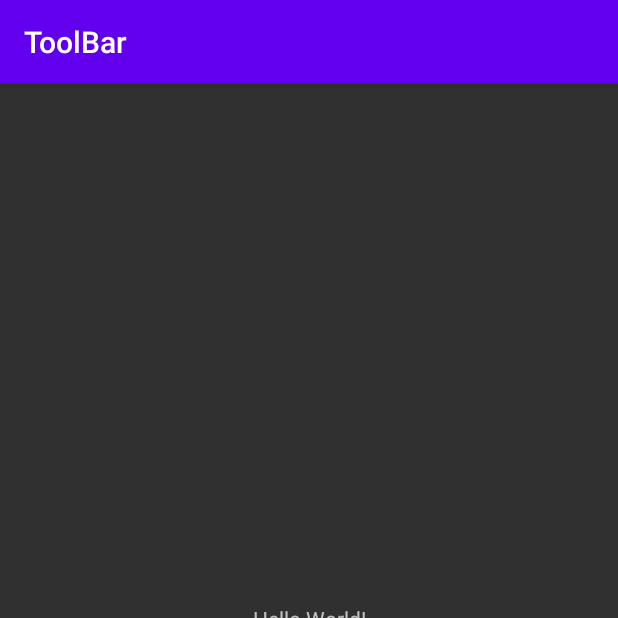
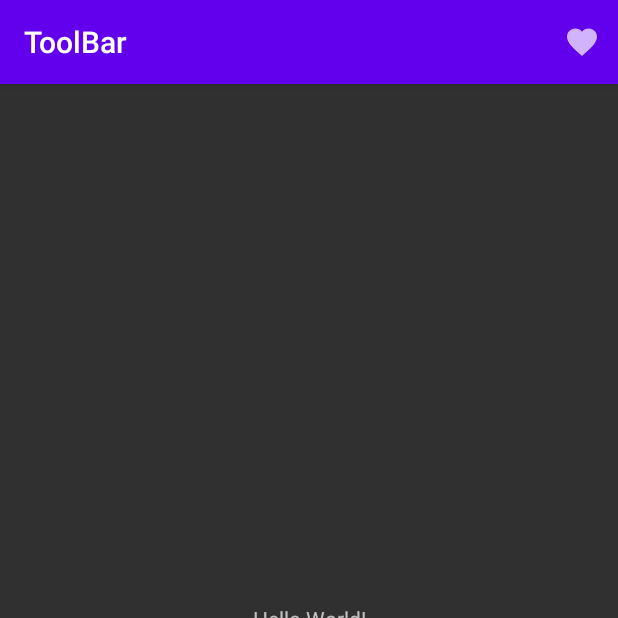
Before and after one commit to Hiba72/Implementation-of-App-bars, an Android app: the screen it shows after launch (MainActivity), on a phone screen of 412 x 824 dp, the top half of it. Run offline under Robolectric (Android 15) with nearby library versions, the phone set to English and light mode, and no system bars.

Commit message:
Menu added

```diff
--- a/app/src/main/java/com/example/appbars/MainActivity.java
+++ b/app/src/main/java/com/example/appbars/MainActivity.java
@@ -2,12 +2,22 @@ package com.example.appbars;
 
 import androidx.appcompat.app.AppCompatActivity;
 import android.os.Bundle;
+import android.view.Menu;
 
+import androidx.appcompat.widget.Toolbar;
 public class MainActivity extends AppCompatActivity {
+
 
     @Override
     protected void onCreate(Bundle savedInstanceState) {
         super.onCreate(savedInstanceState);
         setContentView(R.layout.activity_main);
+        Toolbar toolbar = findViewById(R.id.toolBar);
+        setSupportActionBar(toolbar);
+    }
+    @Override
+    public boolean onCreateOptionsMenu(Menu menu){
+       getMenuInflater().inflate(R.menu.menu,menu);
+       return true;
     }
 }
--- /dev/null
+++ b/app/src/main/res/drawable/ic_baseline_favorite_24.xml
@@ -0,0 +1,10 @@
+<vector xmlns:android="http://schemas.android.com/apk/res/android"
+    android:width="24dp"
+    android:height="24dp"
+    android:viewportWidth="24"
+    android:viewportHeight="24"
+    android:tint="?attr/colorControlNormal">
+  <path
+      android:fillColor="@android:color/white"
+      android:pathData="M12,21.35l-1.45,-1.32C5.4,15.36 2,12.28 2,8.5 2,5.42 4.42,3 7.5,3c1.74,0 3.41,0.81 4.5,2.09C13.09,3.81 14.76,3 16.5,3 19.58,3 22,5.42 22,8.5c0,3.78 -3.4,6.86 -8.55,11.54L12,21.35z"/>
+</vector>
--- a/app/src/main/res/layout/activity_main.xml
+++ b/app/src/main/res/layout/activity_main.xml
@@ -6,7 +6,7 @@
     android:layout_height="match_parent"
     tools:context=".MainActivity">
 
-    <include
+   <include
         android:id="@+id/toolBar"
         layout="@layout/toolbar"
         app:layout_constraintEnd_toEndOf="parent"
--- a/app/src/main/res/layout/toolbar.xml
+++ b/app/src/main/res/layout/toolbar.xml
@@ -1,6 +1,7 @@
 <?xml version="1.0" encoding="utf-8"?>
 <androidx.appcompat.widget.Toolbar xmlns:android="http://schemas.android.com/apk/res/android"
     xmlns:app="http://schemas.android.com/apk/res-auto"
+    android:id="@+id/toolBar"
     android:layout_width="match_parent"
     android:layout_height="wrap_content"
     android:background="@color/design_default_color_primary"
--- /dev/null
+++ b/app/src/main/res/menu/menu.xml
@@ -0,0 +1,13 @@
+<?xml version="1.0" encoding="utf-8"?>
+<menu xmlns:android="http://schemas.android.com/apk/res/android"
+xmlns:app="http://schemas.android.com/apk/res-auto">
+
+    <item
+        android:id="@+id/action_favorite"
+        android:title="@string/action_favourite"
+        android:icon="@drawable/ic_baseline_favorite_24"
+        app:showAsAction="ifRoom"
+        ></item>
+
+
+</menu>
--- a/app/src/main/res/values/strings.xml
+++ b/app/src/main/res/values/strings.xml
@@ -1,3 +1,4 @@
 <resources>
     <string name="app_name">AppBars</string>
+    <string name="action_favourite">action_favourite</string>
 </resources>
```
